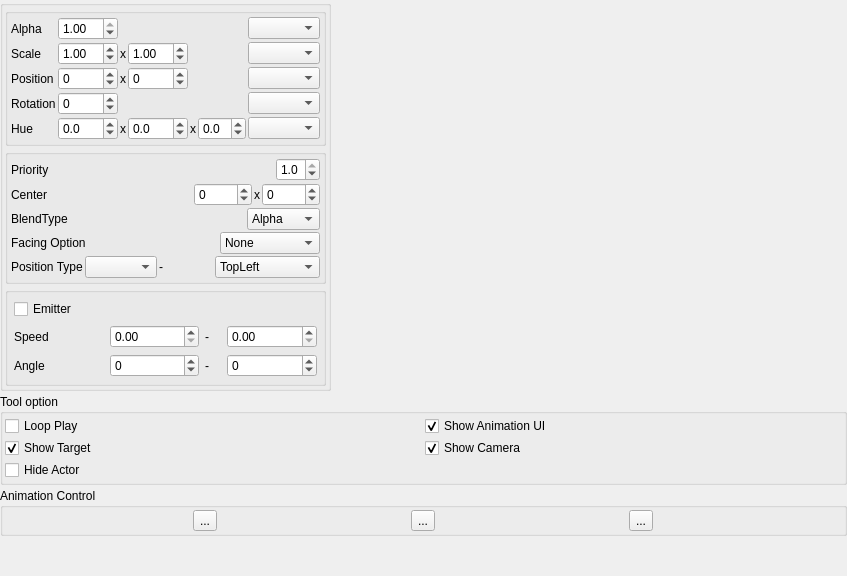
odencat/Splash, file splash/AnimationViewer/AnimationViewer.ui: the form before one commit.
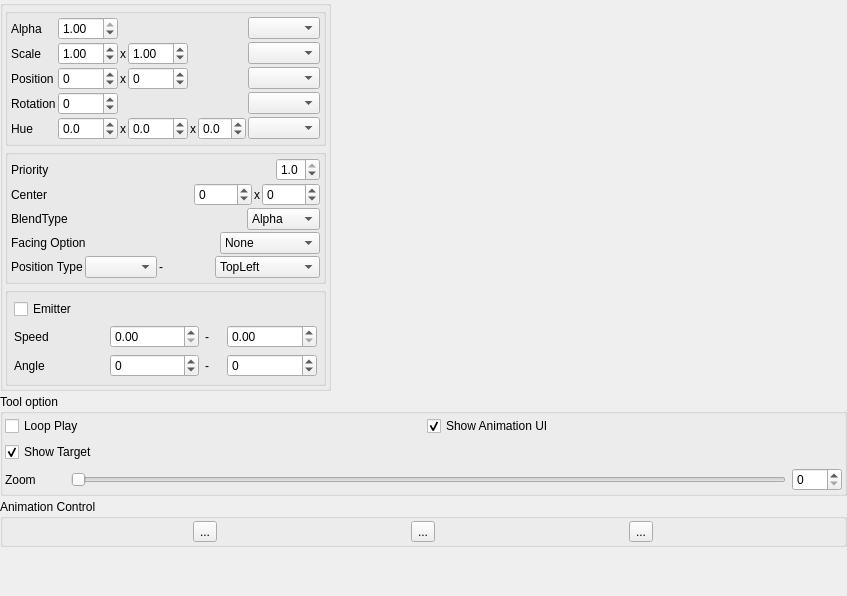
The form after the commit. Icons and pictures are not drawn.

Commit message: Added zoom control feature

```diff
--- a/splash/AnimationViewer/AnimationViewer.ui
+++ b/splash/AnimationViewer/AnimationViewer.ui
@@ -7,7 +7,7 @@
     <x>0</x>
     <y>0</y>
     <width>847</width>
-    <height>576</height>
+    <height>596</height>
    </rect>
   </property>
   <property name="sizePolicy">
@@ -793,13 +793,16 @@
      </item>
      <item>
       <widget class="QGroupBox" name="verticalGroupBox">
+       <property name="sizePolicy">
+        <sizepolicy hsizetype="Minimum" vsizetype="Preferred">
+         <horstretch>0</horstretch>
+         <verstretch>0</verstretch>
+        </sizepolicy>
+       </property>
        <property name="title">
         <string>Tool option</string>
        </property>
-       <layout class="QVBoxLayout" name="verticalLayout_8">
-        <property name="spacing">
-         <number>2</number>
-        </property>
+       <layout class="QGridLayout" name="gridLayout">
         <property name="leftMargin">
          <number>2</number>
         </property>
@@ -812,7 +815,7 @@
         <property name="bottomMargin">
          <number>2</number>
         </property>
-        <item>
+        <item row="0" column="0">
          <layout class="QHBoxLayout" name="horizontalLayout_15">
           <item>
            <widget class="QCheckBox" name="loopPlayCheckbox">
@@ -833,7 +836,7 @@
           </item>
          </layout>
         </item>
-        <item>
+        <item row="1" column="0">
          <layout class="QHBoxLayout" name="horizontalLayout_17">
           <item>
            <widget class="QCheckBox" name="showTargetCheckbox">
@@ -845,24 +848,59 @@
             </property>
            </widget>
           </item>
-          <item>
-           <widget class="QCheckBox" name="showCameraCheckbox">
-            <property name="text">
-             <string>Show Camera</string>
-            </property>
-            <property name="checked">
-             <bool>true</bool>
-            </property>
-           </widget>
-          </item>
          </layout>
         </item>
-        <item>
-         <widget class="QCheckBox" name="hideActorCheckbox">
-          <property name="text">
-           <string>Hide Actor</string>
+        <item row="4" column="0">
+         <layout class="QHBoxLayout" name="horizontalLayout_5">
+          <property name="topMargin">
+           <number>0</number>
           </property>
-         </widget>
+          <property name="rightMargin">
+           <number>0</number>
+          </property>
+          <item>
+           <widget class="QLabel" name="label_11">
+            <property name="sizePolicy">
+             <sizepolicy hsizetype="Minimum" vsizetype="Preferred">
+              <horstretch>0</horstretch>
+              <verstretch>0</verstretch>
+             </sizepolicy>
+            </property>
+            <property name="minimumSize">
+             <size>
+              <width>60</width>
+              <height>0</height>
+             </size>
+            </property>
+            <property name="text">
+             <string>Zoom</string>
+            </property>
+           </widget>
+          </item>
+          <item>
+           <widget class="QSlider" name="zoomSlider">
+            <property name="sizePolicy">
+             <sizepolicy hsizetype="Expanding" vsizetype="Fixed">
+              <horstretch>0</horstretch>
+              <verstretch>0</verstretch>
+             </sizepolicy>
+            </property>
+            <property name="orientation">
+             <enum>Qt::Horizontal</enum>
+            </property>
+           </widget>
+          </item>
+          <item>
+           <widget class="QSpinBox" name="zoomSpinBox">
+            <property name="minimumSize">
+             <size>
+              <width>50</width>
+              <height>0</height>
+             </size>
+            </property>
+           </widget>
+          </item>
+         </layout>
         </item>
        </layout>
       </widget>
```
The commit also changes 7 other files.
